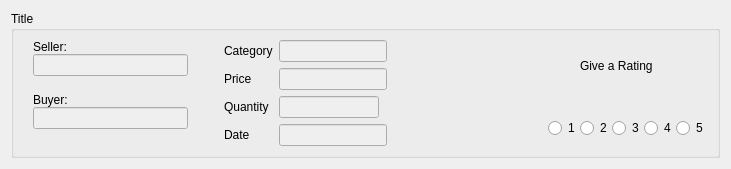
Qt form Ipiranga_GUI/layout/historiclayout.ui (Hugo-NF/App_Ipiranga) before a commit.
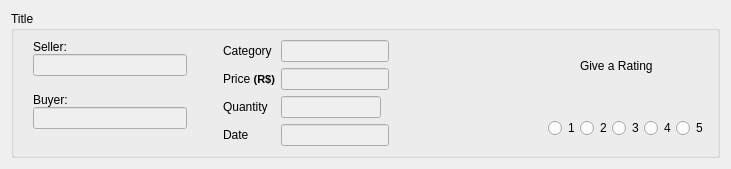
The same form after that commit. Icons and pictures are not drawn.

Diff of the .ui file:
```diff
--- a/Ipiranga_GUI/layout/historiclayout.ui
+++ b/Ipiranga_GUI/layout/historiclayout.ui
@@ -222,7 +222,7 @@
          <item row="1" column="0">
           <widget class="QLabel" name="label_price_2">
            <property name="text">
-            <string>Price</string>
+            <string>&lt;html&gt;&lt;head/&gt;&lt;body&gt;&lt;p&gt;Price &lt;span style=&quot; font-size:8pt; font-weight:600;&quot;&gt;(R$)&lt;/span&gt;&lt;/p&gt;&lt;/body&gt;&lt;/html&gt;</string>
            </property>
           </widget>
          </item>
```
